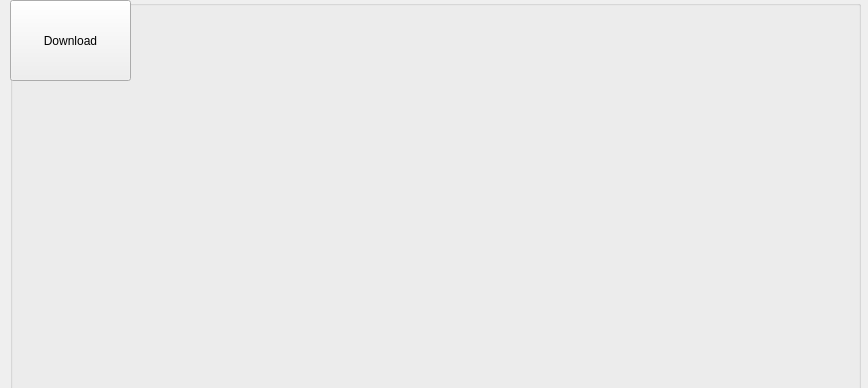
manojappalla/ot_sip, file ui/main.ui: the form before one commit.
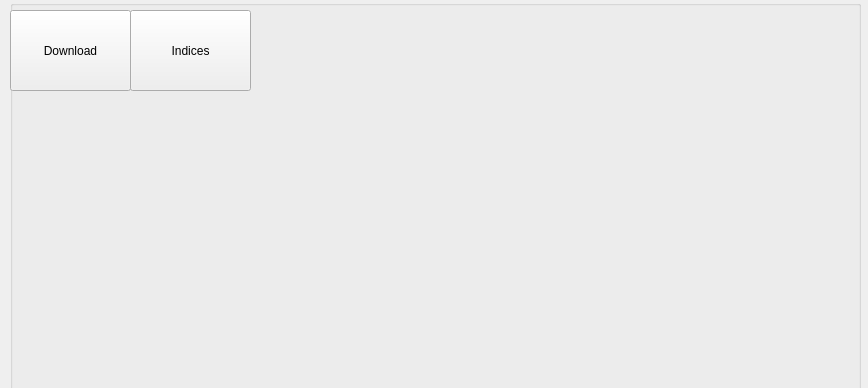
The form after the commit.

```diff
--- a/ui/main.ui
+++ b/ui/main.ui
@@ -30,7 +30,7 @@
      <property name="geometry">
       <rect>
        <x>0</x>
-       <y>0</y>
+       <y>10</y>
        <width>121</width>
        <height>81</height>
       </rect>
@@ -39,6 +39,19 @@
       <string>Download</string>
      </property>
     </widget>
+    <widget class="QPushButton" name="indicesBtnMainWindow">
+     <property name="geometry">
+      <rect>
+       <x>120</x>
+       <y>10</y>
+       <width>121</width>
+       <height>81</height>
+      </rect>
+     </property>
+     <property name="text">
+      <string>Indices</string>
+     </property>
+    </widget>
    </widget>
   </widget>
  </widget>
```
